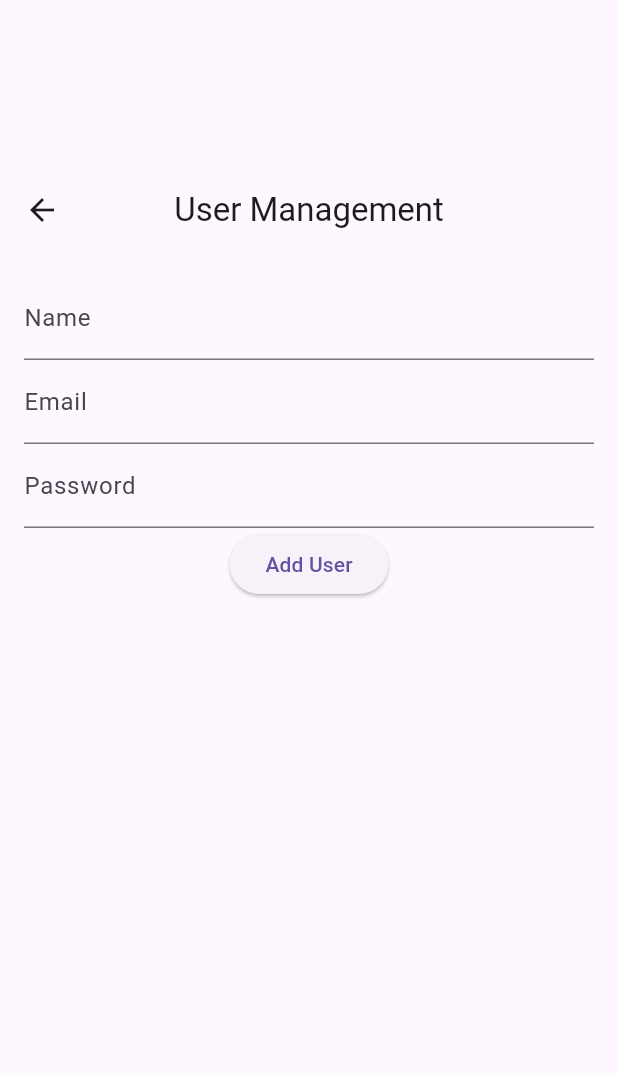
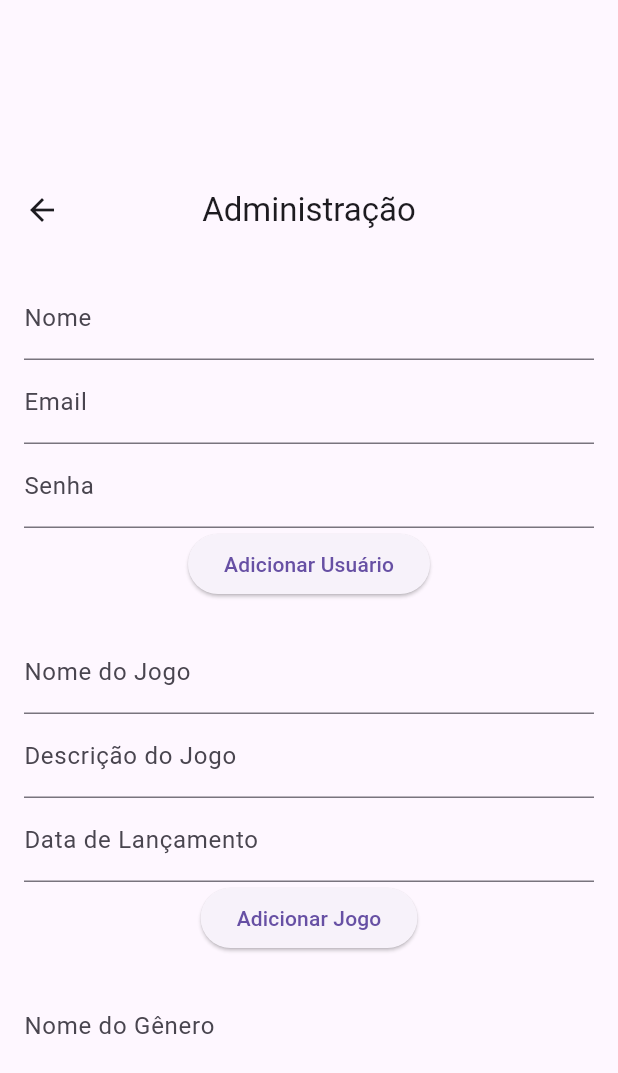
Before and after one commit to onlyzwei/games_tracker, a Flutter app: the AdmScreen screen opened by its route, on a phone screen of 412 x 824 dp. Shown: the top 1073 px of the screen. Run offline on Flutter 3.47's test engine with Material 3 defaults, Android fonts, the phone set to English and light mode, and no system bars; our stand-ins replace sqflite_common_ffi; accounts and stored records are empty.

Commit message:
att adm tab

```diff
--- a/lib/controllers/database_controller.dart
+++ b/lib/controllers/database_controller.dart
@@ -22,8 +22,8 @@ class DatabaseController {
     sqfliteFfiInit();
 
     var databaseFactory = databaseFactoryFfi;
-    final io.Directory appDocumentsDir = await getApplicationDocumentsDirectory();
-    String path = p.join(appDocumentsDir.path, "games_tracker.db");
+    final io.Directory appSupportDir = await getApplicationSupportDirectory();
+    String path = p.join(appSupportDir.path, "database", "games_tracker.db");
 
     Database? db = await databaseFactory.openDatabase(
       path,
--- a/lib/screens/adm_screen.dart
+++ b/lib/screens/adm_screen.dart
@@ -1,7 +1,13 @@
-// ignore_for_file: prefer_const_constructors, sized_box_for_whitespace
+// ignore_for_file: prefer_const_constructors
+
 import 'package:flutter/material.dart';
 import 'package:games_tracker/controllers/user_controller.dart';
+import 'package:games_tracker/controllers/game_controller.dart';
+import 'package:games_tracker/controllers/genre_controller.dart';
 import 'package:games_tracker/models/user.dart';
+import 'package:games_tracker/models/game.dart';
+import 'package:games_tracker/models/genre.dart';
+
 class AdmScreen extends StatefulWidget {
   static const routeName = '/adm';
 
@@ -13,28 +19,58 @@ class AdmScreen extends StatefulWidget {
 }
 
 class _AdmScreenState extends State<AdmScreen> {
-  final _formKey = GlobalKey<FormState>();
+  final _userFormKey = GlobalKey<FormState>();
   final _nameController = TextEditingController();
   final _emailController = TextEditingController();
   final _passwordController = TextEditingController();
+
+  final _gameFormKey = GlobalKey<FormState>();
+  final _gameNameController = TextEditingController();
+  final _gameDescriptionController = TextEditingController();
+  final _gameReleaseDateController = TextEditingController();
+
+  final _genreFormKey = GlobalKey<FormState>();
+  final _genreNameController = TextEditingController();
+
   final UserController _userController = UserController();
+  final GameController _gameController = GameController();
+  final GenreController _genreController = GenreController();
+
   List<Map<String, dynamic>> _users = [];
+  List<Map<String, dynamic>> _games = [];
+  List<Map<String, dynamic>> _genres = [];
 
   @override
   void initState() {
     super.initState();
     _loadUsers();
+    _loadGames();
+    _loadGenres();
   }
 
   Future<void> _loadUsers() async {
     var users = await _userController.getUsers();
     setState(() {
-      _users = users; // Atualiza a lista com os usuários obtidos do banco de dados
+      _users = users;
     });
   }
 
-  Future<void> _register() async {
-    if (_formKey.currentState!.validate()) {
+  Future<void> _loadGames() async {
+    var games = await _gameController.getGames();
+    setState(() {
+      _games = games;
+    });
+  }
+
+  Future<void> _loadGenres() async {
+    var genres = await _genreController.getGenres();
+    setState(() {
+      _genres = genres;
+    });
+  }
+
+  Future<void> _registerUser() async {
+    if (_userFormKey.currentState!.validate()) {
       // Verifica se o email já está cadastrado
       bool emailExists = await _userController.checkEmailExists(_emailController.text);
 
@@ -68,6 +104,33 @@ class _AdmScreenState extends State<AdmScreen> {
     }
   }
 
+  Future<void> _registerGame() async {
+    if (_gameFormKey.currentState!.validate()) {
+      Game newGame = Game(
+        userId: 17, // deve ser um id de adm
+        name: _gameNameController.text,
+        description: _gameDescriptionController.text,
+        releaseDate: _gameReleaseDateController.text,
+      );
+      await _gameController.insertGame(newGame);
+      _gameNameController.clear();
+      _gameDescriptionController.clear();
+      _gameReleaseDateController.clear();
+      _loadGames();
+    }
+  }
+
+  Future<void> _registerGenre() async {
+    if (_genreFormKey.currentState!.validate()) {
+      Genre newGenre = Genre(
+        name: _genreNameController.text,
+      );
+      await _genreController.insertGenre(newGenre);
+      _genreNameController.clear();
+      _loadGenres();
+    }
+  }
+
   Future<void> _deleteUser(int id) async {
     await _userController.deleteUser(id);
     _loadUsers();
@@ -77,23 +140,24 @@ class _AdmScreenState extends State<AdmScreen> {
   Widget build(BuildContext context) {
     return Scaffold(
       appBar: AppBar(
-        title: Text('User Management'),
+        title: Text('Administração'),
         centerTitle: true,
       ),
       body: Padding(
         padding: EdgeInsets.all(16.0),
+        child: SingleChildScrollView(
           child: Column(
             children: [
               Form(
-              key: _formKey,
+                key: _userFormKey,
                 child: Column(
                   children: [
                     TextFormField(
                       controller: _nameController,
-                    decoration: InputDecoration(labelText: 'Name'),
+                      decoration: InputDecoration(labelText: 'Nome'),
                       validator: (value) {
                         if (value == null || value.isEmpty) {
-                        return 'Please enter a name';
+                          return 'Por favor, insira um nome';
                         }
                         return null;
                       },
@@ -103,36 +167,104 @@ class _AdmScreenState extends State<AdmScreen> {
                       decoration: InputDecoration(labelText: 'Email'),
                       validator: (value) {
                         if (value == null || value.isEmpty) {
-                        return 'Please enter an email';
+                          return 'Por favor, insira um email';
                         }
                         return null;
                       },
                     ),
                     TextFormField(
                       controller: _passwordController,
-                    decoration: InputDecoration(labelText: 'Password'),
+                      decoration: InputDecoration(labelText: 'Senha'),
                       obscureText: true,
                       validator: (value) {
                         if (value == null || value.isEmpty) {
-                        return 'Please enter a password';
+                          return 'Por favor, insira uma senha';
                         }
                         return null;
                       },
                     ),
                     ElevatedButton(
-                    onPressed: _register,
-                    child: Text('Add User'),
+                      onPressed: _registerUser,
+                      child: Text('Adicionar Usuário'),
                     ),
                   ],
                 ),
               ),
-            SizedBox(height: 20), // Espaçamento entre o formulário e a lista
-            Expanded(
-              child: Center(
-                child: _buildUserList(),
+              SizedBox(height: 20), // Espaçamento entre os formulários
+              Form(
+                key: _gameFormKey,
+                child: Column(
+                  children: [
+                    TextFormField(
+                      controller: _gameNameController,
+                      decoration: InputDecoration(labelText: 'Nome do Jogo'),
+                      validator: (value) {
+                        if (value == null || value.isEmpty) {
+                          return 'Por favor, insira o nome do jogo';
+                        }
+                        return null;
+                      },
+                    ),
+                    TextFormField(
+                      controller: _gameDescriptionController,
+                      decoration: InputDecoration(labelText: 'Descrição do Jogo'),
+                      validator: (value) {
+                        if (value == null || value.isEmpty) {
+                          return 'Por favor, insira a descrição do jogo';
+                        }
+                        return null;
+                      },
+                    ),
+                    TextFormField(
+                      controller: _gameReleaseDateController,
+                      decoration: InputDecoration(labelText: 'Data de Lançamento'),
+                      validator: (value) {
+                        if (value == null || value.isEmpty) {
+                          return 'Por favor, insira a data de lançamento';
+                        }
+                        return null;
+                      },
+                    ),
+                    ElevatedButton(
+                      onPressed: _registerGame,
+                      child: Text('Adicionar Jogo'),
+                    ),
+                  ],
                 ),
               ),
+              SizedBox(height: 20), // Espaçamento entre os formulários
+              Form(
+                key: _genreFormKey,
+                child: Column(
+                  children: [
+                    TextFormField(
+                      controller: _genreNameController,
+                      decoration: InputDecoration(labelText: 'Nome do Gênero'),
+                      validator: (value) {
+                        if (value == null || value.isEmpty) {
+                          return 'Por favor, insira o nome do gênero';
+                        }
+                        return null;
+                      },
+                    ),
+                    ElevatedButton(
+                      onPressed: _registerGenre,
+                      child: Text('Adicionar Gênero'),
+                    ),
                   ],
+                ),
+              ),
+              SizedBox(height: 20), // Espaçamento entre o formulário e a lista de usuários
+              Text('Usuários'),
+              _buildUserList(),
+              SizedBox(height: 20), // Espaçamento entre a lista de usuários e a lista de jogos
+              Text('Jogos'),
+              _buildGameList(),
+              SizedBox(height: 20), // Espaçamento entre a lista de jogos e a lista de gêneros
+              Text('Gêneros'),
+              _buildGenreList(),
+            ],
+          ),
         ),
       ),
     );
@@ -140,6 +272,7 @@ class _AdmScreenState extends State<AdmScreen> {
 
   Widget _buildUserList() {
     return ListView.builder(
+      shrinkWrap: true,
       itemCount: _users.length,
       itemBuilder: (context, index) {
         final user = _users[index];
@@ -154,4 +287,32 @@ class _AdmScreenState extends State<AdmScreen> {
       },
     );
   }
+
+  Widget _buildGameList() {
+    return ListView.builder(
+      shrinkWrap: true,
+      itemCount: _games.length,
+      itemBuilder: (context, index) {
+        final game = _games[index];
+        return ListTile(
+          title: Text(game['name']),
+          subtitle: Text('ID: ${game['id']}'),
+        );
+      },
+    );
   }
+
+  Widget _buildGenreList() {
+    return ListView.builder(
+      shrinkWrap: true,
+      itemCount: _genres.length,
+      itemBuilder: (context, index) {
+        final genre = _genres[index];
+        return ListTile(
+          title: Text(genre['name']),
+          subtitle: Text('ID: ${genre['id']}'),
+        );
+      },
+    );
+  }
+}
```
Also changed, not shown: lib/controllers/game_controller.dart (added, +18 -0 lines), lib/controllers/genre_controller.dart (added, +18 -0 lines). Lines whose indentation alone changed are shown as unchanged.
